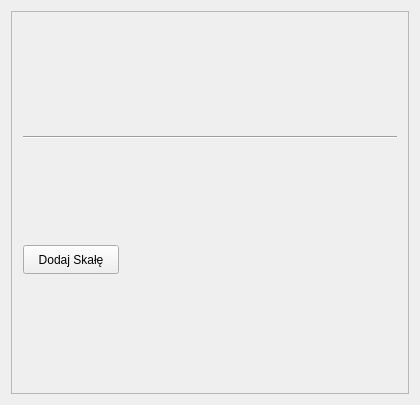
First picture: the form in listaskal.ui, repository SzaryKarton/Kamyczki-, before the edit.
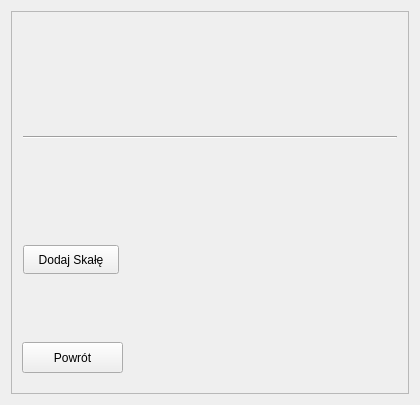
Second picture: the form after the edit.

```diff
--- a/listaskal.ui
+++ b/listaskal.ui
@@ -24,8 +24,8 @@
        <rect>
         <x>0</x>
         <y>0</y>
-        <width>396</width>
-        <height>381</height>
+        <width>400</width>
+        <height>385</height>
        </rect>
       </property>
       <widget class="Line" name="line">
@@ -54,6 +54,19 @@
         <string>Dodaj Skałę</string>
        </property>
       </widget>
+      <widget class="QPushButton" name="backButton">
+       <property name="geometry">
+        <rect>
+         <x>10</x>
+         <y>330</y>
+         <width>101</width>
+         <height>31</height>
+        </rect>
+       </property>
+       <property name="text">
+        <string>Powrót</string>
+       </property>
+      </widget>
      </widget>
     </widget>
    </item>
```
